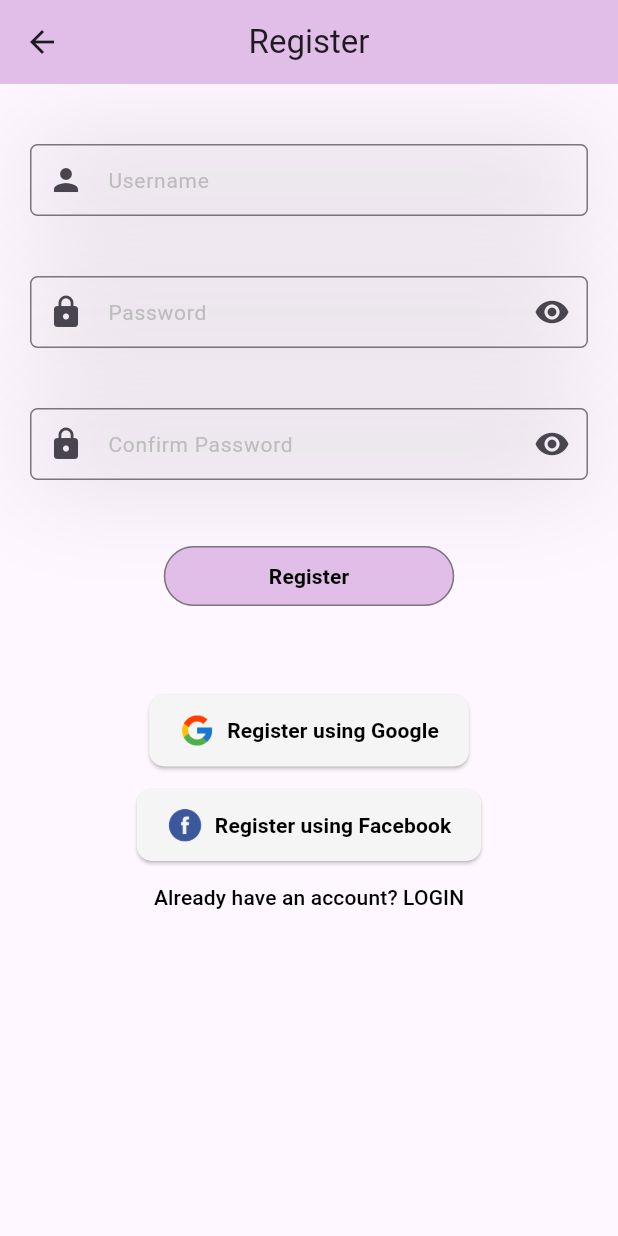
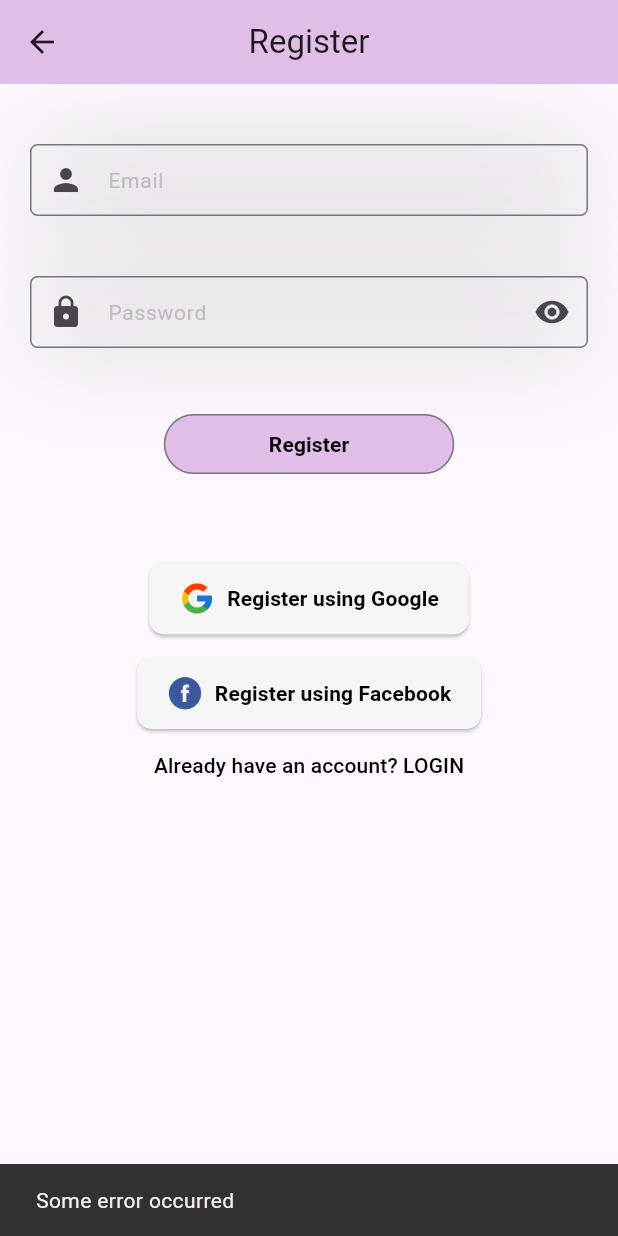
Before and after one commit to NtimaneKamohelo/register_login, a Flutter app: the RegisterScreen screen opened by its route, after a tap on "Register", on a phone screen of 412 x 824 dp. Run offline on Flutter 3.47's test engine with Material 3 defaults, Android fonts, the phone set to English and light mode, and no system bars; our stand-ins replace cloud_firestore, firebase_auth, firebase_core; accounts and stored records are empty.

Commit message:
created login authenticators

```diff
--- /dev/null
+++ b/lib/Services/authentication.dart
@@ -0,0 +1,40 @@
+import 'package:cloud_firestore/cloud_firestore.dart';
+import 'package:firebase_auth/firebase_auth.dart';
+
+class AuthServices {
+  //For storing data in cloud firestore
+  final FirebaseFirestore _firestore = FirebaseFirestore.instance;
+  //For Authentication
+  final FirebaseAuth _auth = FirebaseAuth.instance;
+
+  //For Registering an account
+  Future<String> registerUser ({
+    required String email,
+    required String password,
+  }) async {
+    String res = "Some error occurred";
+    try{
+
+      if(email.isNotEmpty || password.isNotEmpty) {
+        //For registering a user in firebase auth with email and password.
+        UserCredential credential = await _auth.createUserWithEmailAndPassword(
+          email: email,
+          password: password,
+        );
+        //For adding user to our cloud firestore
+        await _firestore.collection("users").doc(credential.user!.uid).set({
+          //'name': name,
+          'email': email,
+          'uid': credential.user!.uid
+          //Password cannot be stored in cloud firestore
+        });
+        res = "Success";
+      }
+
+
+    } catch (e) {
+      print(e.toString());
+    }
+    return  res;
+  }//Register authentication ends here
+}
--- a/lib/screens/login_screen.dart
+++ b/lib/screens/login_screen.dart
@@ -1,8 +1,8 @@
 import 'package:flutter/material.dart';
 import 'package:register_login/screens/register_screen.dart';
-import 'package:register_login/utilities/button_utils.dart';
+import 'package:register_login/utilities_widgets/button_utils.dart';
 
-import '../utilities/textfield_utils.dart';
+import '../utilities_widgets/textfield_utils.dart';
 
 class LoginScreen extends StatefulWidget {
   const LoginScreen({super.key});
@@ -14,6 +14,9 @@ class LoginScreen extends StatefulWidget {
 }
 
 class _LoginScreenState extends State<LoginScreen> {
+  //For controllers
+  final TextEditingController emailController = TextEditingController();
+  final TextEditingController passwordController = TextEditingController();
   @override
   Widget build(BuildContext context) {
     return Scaffold(
@@ -31,15 +34,17 @@ class _LoginScreenState extends State<LoginScreen> {
               //Username-email
               TextFieldUtils(
                 prefixIcon: Icon(Icons.person),
-                hintText: 'Username',
-                suffixIcon: Icon(Icons.abc)
+                hintText: 'Email',
+                suffixIcon: Icon(Icons.abc),
+                textEditingController: emailController,
               ).usernameTextField(),
 
               //Password
               TextFieldUtils(
                 prefixIcon: Icon(Icons.lock),
                 suffixIcon: Icon(Icons.remove_red_eye),
-                hintText: 'Password'
+                hintText: 'Password',
+                textEditingController: passwordController,
               ).passwordTextField(),
 
               //Forgot Password
--- a/lib/screens/register_screen.dart
+++ b/lib/screens/register_screen.dart
@@ -1,8 +1,11 @@
 import 'package:flutter/material.dart';
+import 'package:register_login/Services/authentication.dart';
+import 'package:register_login/screens/home_screen.dart';
 import 'package:register_login/screens/login_screen.dart';
+import 'package:register_login/utilities_widgets/Snack_bar.dart';
 
-import '../utilities/button_utils.dart';
-import '../utilities/textfield_utils.dart';
+import '../utilities_widgets/button_utils.dart';
+import '../utilities_widgets/textfield_utils.dart';
 
 class RegisterScreen extends StatefulWidget {
   const RegisterScreen({super.key});
@@ -14,6 +17,40 @@ class RegisterScreen extends StatefulWidget {
 }
 
 class _RegisterScreenState extends State<RegisterScreen> {
+  //For Controller
+  final TextEditingController emailController = TextEditingController();
+  final TextEditingController passwordController = TextEditingController();
+  //final TextEditingController confirmPasswordController = TextEditingController();
+
+  bool isLoading = false;
+
+  void registerUser() async {
+    String res = await AuthServices().registerUser(
+      email: emailController.text,
+      password: passwordController.text
+    );
+    //If registering is successful, User has been created and navigate to the next Screen
+    //Otherwise show the error message
+    if(res == "Success") {
+      setState(() {
+        isLoading = true;
+      });
+      //Navigate to the nex Screen
+      Navigator.of(context).pushReplacement(
+        MaterialPageRoute(
+          builder: (context) => HomeScreen(),
+        ),
+      );
+    }else {
+      setState(() {
+        isLoading = false;
+      });
+      ///Show error message
+      showSnackBar(context, res);
+    }
+
+  }
+
   @override
   Widget build(BuildContext context) {
     return Scaffold(
@@ -31,29 +68,31 @@ class _RegisterScreenState extends State<RegisterScreen> {
               //Username-email
               TextFieldUtils(
                 prefixIcon: Icon(Icons.person),
-                hintText: 'Username',
-                suffixIcon: Icon(Icons.abc)
+                hintText: 'Email',
+                suffixIcon: Icon(Icons.abc),
+                textEditingController: emailController,
               ).usernameTextField(),
 
               //Password
               TextFieldUtils(
                 prefixIcon: Icon(Icons.lock),
                 suffixIcon: Icon(Icons.remove_red_eye),
-                hintText: 'Password'
+                hintText: 'Password',
+                isPass: true,
+                textEditingController: passwordController,
               ).passwordTextField(),
 
               // confirm Password
-              TextFieldUtils(
+              /**TextFieldUtils(
                 prefixIcon: Icon(Icons.lock),
                 suffixIcon: Icon(Icons.remove_red_eye),
-                hintText: 'Confirm Password'
-              ).passwordTextField(),
+                hintText: 'Confirm Password',
+                textEditingController: confirmPasswordController,
+              ).passwordTextField(),*/
 
-
-
-              //Login Button
+              //Register Button
               RegisterLoginButton(
-                onPressed: () { } ,
+                onPressed: registerUser,
                 btnText: 'Register'
               ).mainButton(),
 
--- /dev/null
+++ b/lib/utilities_widgets/Snack_bar.dart
@@ -0,0 +1,9 @@
+import 'package:flutter/material.dart';
+
+showSnackBar(BuildContext context, String text) {
+  return ScaffoldMessenger.of(context).showSnackBar(
+    SnackBar(
+      content: Text(text),
+    ),
+  );
+}
--- a/lib/utilities/button_utils.dart
+++ b/lib/utilities_widgets/button_utils.dart
@@ -12,6 +12,8 @@ class RegisterLoginButton {
     required this.btnText,
     //required this.prefixIcon
   });
+
+
 
   Container mainButton() {
     return Container(
--- a/lib/utilities/textfield_utils.dart
+++ b/lib/utilities_widgets/textfield_utils.dart
@@ -7,12 +7,20 @@ class TextFieldUtils {
   Widget suffixIcon;
   final String hintText;
 
+  final TextEditingController textEditingController;
+  final bool isPass;
+  //final TextInputType textInputType;
+
   TextFieldUtils({
     required this.prefixIcon,
     required this.suffixIcon,
-    required this.hintText
+    required this.hintText,
+    required this.textEditingController,
+    this.isPass = false,
+    //required this.textInputType,
   });
 
+  //Email Username
   Container usernameTextField() {
     return Container(
       decoration: const BoxDecoration(
@@ -26,6 +34,8 @@ class TextFieldUtils {
       ),
       margin: EdgeInsets.only(top: 40,left: 20, right: 20),
       child: TextField(
+        obscureText: isPass,
+        controller: textEditingController,
         decoration: InputDecoration(
           fillColor: Colors.blue,
           contentPadding: EdgeInsets.all(10),
@@ -57,6 +67,8 @@ class TextFieldUtils {
       ),
       margin: EdgeInsets.only(top: 40,left: 20, right: 20),
       child: TextField(
+        controller: textEditingController,
+        obscureText: isPass,
         decoration: InputDecoration(
           fillColor: Colors.blue,
           contentPadding: EdgeInsets.all(10),
--- a/pubspec.yaml
+++ b/pubspec.yaml
@@ -30,6 +30,9 @@ environment:
 dependencies:
   flutter:
     sdk: flutter
+  firebase_core: ^3.10.1
+  cloud_firestore: ^5.6.2
+  firebase_auth: ^5.4.1
 
 
   # The following adds the Cupertino Icons font to your application.
```
Also changed, not shown: lib/main.dart (+6 -1 lines), lib/screens/home_screen.dart (added, +11 -0 lines), pubspec.lock, 6 other files.
